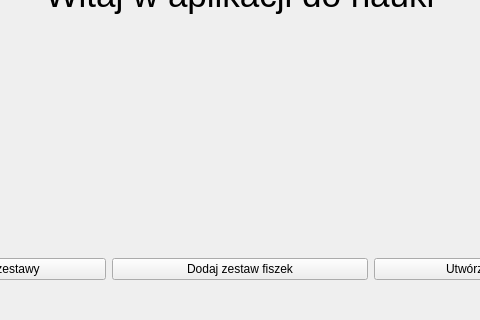
Old version of the form src/qt_ui/mainwindow.ui in the repository Michalmo12345/FlashcardQTApp; both pictures show x 168 to 648 and y 298 to 618 of the 816 by 618 pixel window.
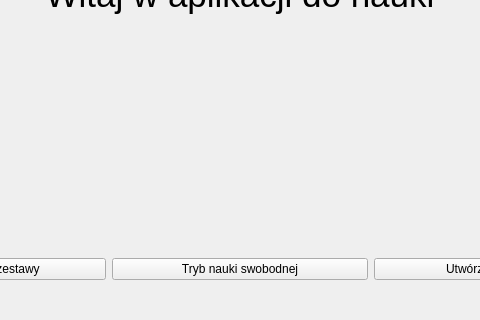
New version of the form. The open tabs and pages were chosen to show the change.

Commit message: change exceptions in super memo learning

Patch:
```diff
--- a/src/qt_ui/mainwindow.ui
+++ b/src/qt_ui/mainwindow.ui
@@ -60,7 +60,7 @@
                <enum>Qt::LeftToRight</enum>
               </property>
               <property name="text">
-               <string>Dodaj zestaw fiszek</string>
+               <string>Tryb nauki swobodnej</string>
               </property>
              </widget>
             </item>
```
Left out of the diff: 2 changed lines with no effect on the pictures. The commit also changes 2 other files.
